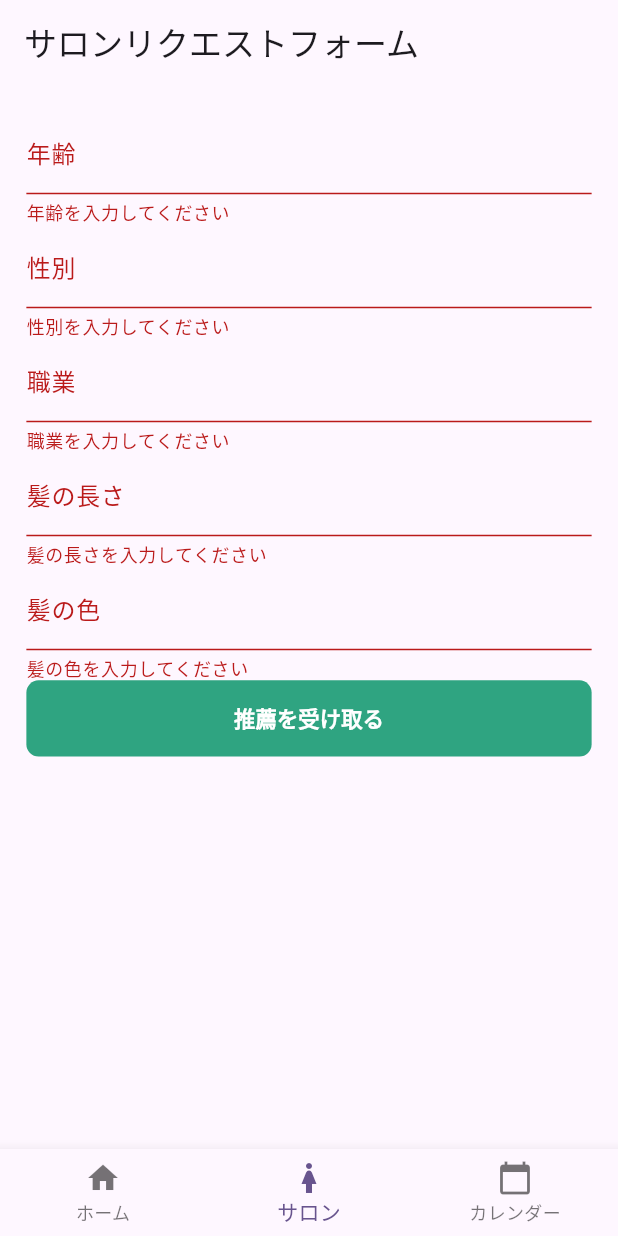
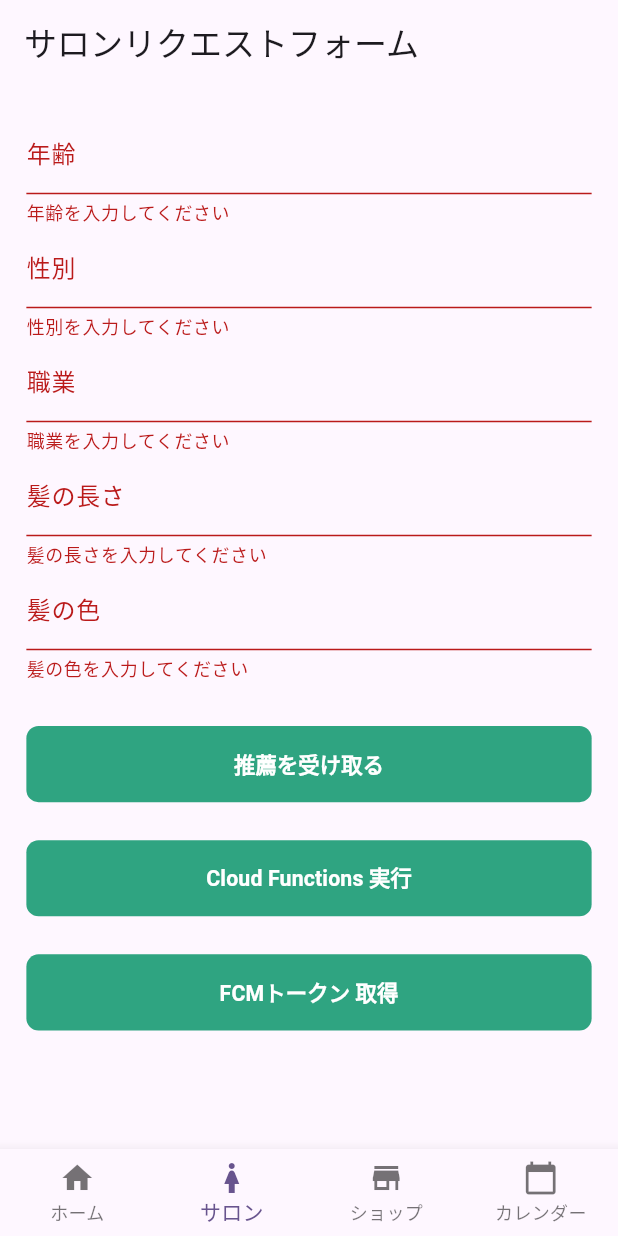
Before and after one commit to NeiHau/salon_mobile, a Flutter app: the screen it shows after launch, item 2 of the bottom bar chosen, after a tap on "推薦を受け取る", on a phone screen of 412 x 824 dp. Run offline on Flutter 3.47's test engine with Material 2 defaults, Android fonts, the phone set to English and light mode, and no system bars; our stand-ins replace cloud_firestore, cloud_functions, dio, firebase_core, firebase_messaging, firebase_storage and 11 more; missing offline and left inert: flutter_stripe; accounts and stored records are empty; generated files the repository leaves out were written again.

Commit message:
push通知の基盤を作成

```diff
--- a/lib/app.dart
+++ b/lib/app.dart
@@ -1,3 +1,4 @@
+import 'package:firebase_messaging/firebase_messaging.dart';
 import 'package:flutter/material.dart';
 import 'package:salon/view/features/calendar/calendar_page.dart';
 import 'package:salon/view/features/home/home_page.dart';
@@ -26,6 +27,26 @@ class AppState extends State<App> {
     });
   }
 
+  FirebaseMessaging messaging = FirebaseMessaging.instance;
+
+  @override
+  void initState() {
+    super.initState();
+    setupFirebaseMessagingListeners();
+  }
+
+  void setupFirebaseMessagingListeners() {
+    FirebaseMessaging.onMessage.listen((RemoteMessage message) async {
+      // ここで通知を表示する前に、既に表示された通知でないか確認するロジックを入れる
+      // final result = await PushNotificationRepository.showNotification(
+      //   message.notification?.title ?? 'No Title',
+      //   message.notification?.body ?? 'No Body',
+      // );
+      //
+      // return result;
+    });
+  }
+
   @override
   Widget build(BuildContext context) {
     return Scaffold(
@@ -33,6 +54,7 @@ class AppState extends State<App> {
         child: _widgetOptions.elementAt(_selectedIndex),
       ),
       bottomNavigationBar: BottomNavigationBar(
+        type: BottomNavigationBarType.fixed,
         items: const <BottomNavigationBarItem>[
           BottomNavigationBarItem(
             icon: Icon(Icons.home),
@@ -42,10 +64,10 @@ class AppState extends State<App> {
             icon: Icon(Icons.woman),
             label: 'サロン',
           ),
-          // BottomNavigationBarItem(
-          //   icon: Icon(Icons.store),
-          //   label: 'ショップ',
-          // ),
+          BottomNavigationBarItem(
+            icon: Icon(Icons.store),
+            label: 'ショップ',
+          ),
           BottomNavigationBarItem(
             icon: Icon(Icons.calendar_today),
             label: 'カレンダー',
--- a/lib/main.dart
+++ b/lib/main.dart
@@ -1,5 +1,7 @@
 import 'package:firebase_core/firebase_core.dart';
+import 'package:firebase_messaging/firebase_messaging.dart';
 import 'package:flutter/material.dart';
+import 'package:flutter_dotenv/flutter_dotenv.dart';
 import 'package:flutter_riverpod/flutter_riverpod.dart';
 import 'package:flutter_screenutil/flutter_screenutil.dart';
 import 'package:flutter_stripe/flutter_stripe.dart';
@@ -9,12 +11,27 @@ import 'app.dart';
 import 'firebase_options.dart';
 
 void main() async {
+  await dotenv.load(fileName: ".env");
   Stripe.publishableKey =
       "pk_test_51O10XDKikS9TVccFzkT32iEhEPYfLxw9Dp3zDYv1owm8yYa6Br7B15Aj8Y6XqKdfILoPMO65pkE8nWHRn4q1iR4E00vW4QVWCi";
   WidgetsFlutterBinding.ensureInitialized();
   await Firebase.initializeApp(
     options: DefaultFirebaseOptions.currentPlatform,
   );
+
+  // FCM の通知権限リクエスト
+  final messaging = FirebaseMessaging.instance;
+
+  await messaging.requestPermission(
+    alert: true,
+    announcement: false,
+    badge: true,
+    carPlay: false,
+    criticalAlert: false,
+    provisional: false,
+    sound: true,
+  );
+
   runApp(
     const ProviderScope(
       child: MyApp(),
@@ -41,9 +58,6 @@ class MyApp extends StatelessWidget {
           colorScheme: ColorScheme.fromSeed(seedColor: Colors.deepPurple),
           useMaterial3: true,
         ),
-        // routes: {
-        //   '/CalendarPage': (context) => CalendarPage(),
-        // },
         home: const App(),
       ),
     );
--- a/lib/view/features/salon/salon_page.dart
+++ b/lib/view/features/salon/salon_page.dart
@@ -1,14 +1,14 @@
-// 他のimport宣言...
-
 import 'package:flutter/material.dart';
 import 'package:flutter_riverpod/flutter_riverpod.dart';
 import 'package:flutter_screenutil/flutter_screenutil.dart';
+import 'package:gap/gap.dart';
 import 'package:salon/view/utils/async_value_when.dart';
 
 import '../../../viewModel/salon_view_model.dart';
+import '../../../web_api/cloud_functions/repository/hello_demo.dart';
 import '../../../web_api/models/salon/salon_request_model.dart';
+import '../../../web_api/repositories/notification_repository.dart';
 import '../../components/custom_button.dart';
-import '../../utils/app_text_styles.dart';
 
 class SalonFormPage extends ConsumerStatefulWidget {
   const SalonFormPage({Key? key}) : super(key: key);
@@ -19,8 +19,6 @@ class SalonFormPage extends ConsumerStatefulWidget {
 
 class SalonFormPageState extends ConsumerState<SalonFormPage> {
   final _formKey = GlobalKey<FormState>();
-
-  // SalonRequestModelのインスタンスを作成し、デフォルト値を設定します
   final _salonRequest = SalonRequestModel(
     age: 0, // 初期値
     gender: '',
@@ -28,6 +26,16 @@ class SalonFormPageState extends ConsumerState<SalonFormPage> {
     hairLength: 0,
     hairColor: '',
   );
+
+  bool _isLoading = false;
+
+  // Firebase Messagingの初期化
+  // FirebaseMessaging messaging = FirebaseMessaging.instance;
+
+  // @override
+  // void initState() {
+  //   super.initState();
+  // }
 
   @override
   Widget build(BuildContext context) {
@@ -41,8 +49,6 @@ class SalonFormPageState extends ConsumerState<SalonFormPage> {
           key: _formKey,
           child: ListView(
             children: <Widget>[
-              // フォームフィールドの実装...
-              // 年齢、性別、職業、髪の長さ、髪の色のTextFormFieldを作成します
               TextFormField(
                 decoration: const InputDecoration(
                   labelText: '年齢',
@@ -120,28 +126,58 @@ class SalonFormPageState extends ConsumerState<SalonFormPage> {
                   _salonRequest.hairColor = value!;
                 },
               ),
+              Gap(30.h),
               // ボタンを押したときの処理を追加
               CustomButton(
                 title: '推薦を受け取る',
                 onPressed: () async {
                   if (_formKey.currentState!.validate()) {
+                    setState(() {
+                      _isLoading = true;
+                    });
+
                     _formKey.currentState!.save();
-                    // ViewModelでgetRecommendationを呼び出す
+
                     await ref
                         .read(salonResponseProvider.notifier)
                         .getSalonRecommendation(_salonRequest);
+
+                    setState(() {
+                      _isLoading = false;
+                    });
                   }
+                },
+              ),
+              Gap(25.h),
+              CustomButton(
+                title: 'Cloud Functions 実行',
+                onPressed: () async {
+                  CloudFunctionsDemo.callFunction();
+                },
+              ),
+              Gap(25.h),
+              CustomButton(
+                title: 'FCMトークン 取得',
+                onPressed: () async {
+                  final result =
+                      await PushNotificationRepository.getDeviceToken();
+
+                  debugPrint(result);
                 },
               ),
 
               // AsyncValueのレスポンスに応じてWidgetを表示
               ref.watch(salonResponseProvider).whenWidget(
                     context: context,
-                    loading: const SizedBox(),
-                    error: (error, stack) =>
-                        _errorWidget(context, error, stack),
+                    loading: _isLoading
+                        ? SizedBox(
+                            height: MediaQuery.of(context).size.height,
+                            child: const Center(
+                              child: CircularProgressIndicator(),
+                            ),
+                          )
+                        : Container(),
                     data: (data) {
-                      // データに基づいたウィジェットを返します
                       return Text('推薦: ${data.recommendation}');
                     },
                   ),
@@ -151,15 +187,4 @@ class SalonFormPageState extends ConsumerState<SalonFormPage> {
       ),
     );
   }
-
-  // エラーウィジェットのビルド
-  Widget _errorWidget(BuildContext context, Object error, StackTrace? stack) {
-    return Center(
-      child: Text(
-        'エラーが発生しました: $error',
-        textAlign: TextAlign.center,
-        style: AppTextStyles.lightBlackBody2,
-      ),
-    );
-  }
 }
--- a/lib/view/utils/exception.dart
+++ b/lib/view/utils/exception.dart
@@ -1,7 +1,7 @@
 import 'package:dio/dio.dart';
 import 'package:salon/view/utils/app_strings.dart';
 
-import '../../web_api/models/web_api_error_model.dart';
+import '../../web_api/models/api_error/web_api_error_model.dart';
 
 class AsyncValueException implements Exception {
   const AsyncValueException({
--- a/lib/viewModel/shopping_view_model.dart
+++ b/lib/viewModel/shopping_view_model.dart
@@ -1,7 +1,7 @@
 import 'package:dio/dio.dart';
 import 'package:flutter_riverpod/flutter_riverpod.dart';
 
-import '../web_api/models/payment_request_model.dart';
+import '../web_api/models/payment/payment_request_model.dart';
 import '../web_api/repositories/payment_repository.dart';
 
 final shoppingStateViewModelProvider =
--- a/lib/web_api/repositories/payment_repository.dart
+++ b/lib/web_api/repositories/payment_repository.dart
@@ -3,7 +3,7 @@ import 'package:flutter_riverpod/flutter_riverpod.dart';
 import 'package:salon/web_api/utils/dio_provider.dart';
 import 'package:salon/web_api/utils/service_caller.dart';
 
-import '../models/payment_request_model.dart';
+import '../models/payment/payment_request_model.dart';
 import '../services/api_service.dart';
 import '../utils/fuctions_response.dart';
 
--- a/lib/web_api/services/api_service.dart
+++ b/lib/web_api/services/api_service.dart
@@ -1,13 +1,13 @@
 import 'package:dio/dio.dart';
 import 'package:retrofit/http.dart';
 
-import '../models/payment_request_model.dart';
+import '../models/payment/payment_request_model.dart';
 import '../models/salon/salon_request_model.dart';
 import '../models/salon/salon_response_model.dart';
 
 part 'api_service.g.dart';
 
-@RestApi(baseUrl: 'http://localhost:8080/api')
+@RestApi()
 abstract class ApiService {
   factory ApiService(Dio dio, {String baseUrl}) = _ApiService;
 
--- a/lib/web_api/utils/dio_provider.dart
+++ b/lib/web_api/utils/dio_provider.dart
@@ -1,12 +1,16 @@
 import 'package:dio/dio.dart';
+import 'package:flutter_dotenv/flutter_dotenv.dart';
 import 'package:flutter_riverpod/flutter_riverpod.dart';
 
 final dioProvider = Provider<Dio>((ref) {
+  final baseUrl = dotenv.get('BASE_URL', fallback: 'http://fallback-url');
+
   final dio = Dio(
     BaseOptions(
-      baseUrl: 'http://localhost:8080/api',
+      baseUrl: baseUrl,
       connectTimeout: const Duration(seconds: 5),
       receiveTimeout: const Duration(seconds: 3),
+      responseType: ResponseType.json,
     ),
   );
 
--- a/lib/web_api/utils/service_caller.dart
+++ b/lib/web_api/utils/service_caller.dart
@@ -4,7 +4,7 @@ import 'package:dio/dio.dart';
 // Project imports:
 import '../../view/utils/app_strings.dart';
 import '../../view/utils/exception.dart';
-import '../models/web_api_error_model.dart';
+import '../models/api_error/web_api_error_model.dart';
 import 'fuctions_response.dart';
 
 Future<FunctionsResponse<T>> serviceCaller<T>({
```
Also changed, not shown: lib/viewModel/reservation_view_model.dart (+1 -25 lines), lib/web_api/cloud_functions/repository/hello_demo.dart (added, +21 -0 lines), lib/web_api/repositories/notification_repository.dart (added, +79 -0 lines), pubspec.yaml (+6 -1 lines), lib/web_api/models/api_error/web_api_error_model.dart (renamed from lib/web_api/models/web_api_error_model.dart), lib/web_api/models/api_error/web_api_error_model.freezed.dart (renamed from lib/web_api/models/web_api_error_model.freezed.dart), lib/web_api/models/api_error/web_api_error_model.g.dart (renamed from lib/web_api/models/web_api_error_model.g.dart), lib/web_api/models/payment/payment_request_model.dart (renamed from lib/web_api/models/payment_request_model.dart), lib/web_api/models/payment/payment_request_model.freezed.dart (renamed from lib/web_api/models/payment_request_model.freezed.dart), lib/web_api/models/payment/payment_request_model.g.dart (renamed from lib/web_api/models/payment_request_model.g.dart), lib/web_api/services/api_service.g.dart, pubspec.lock, 7 other files.
